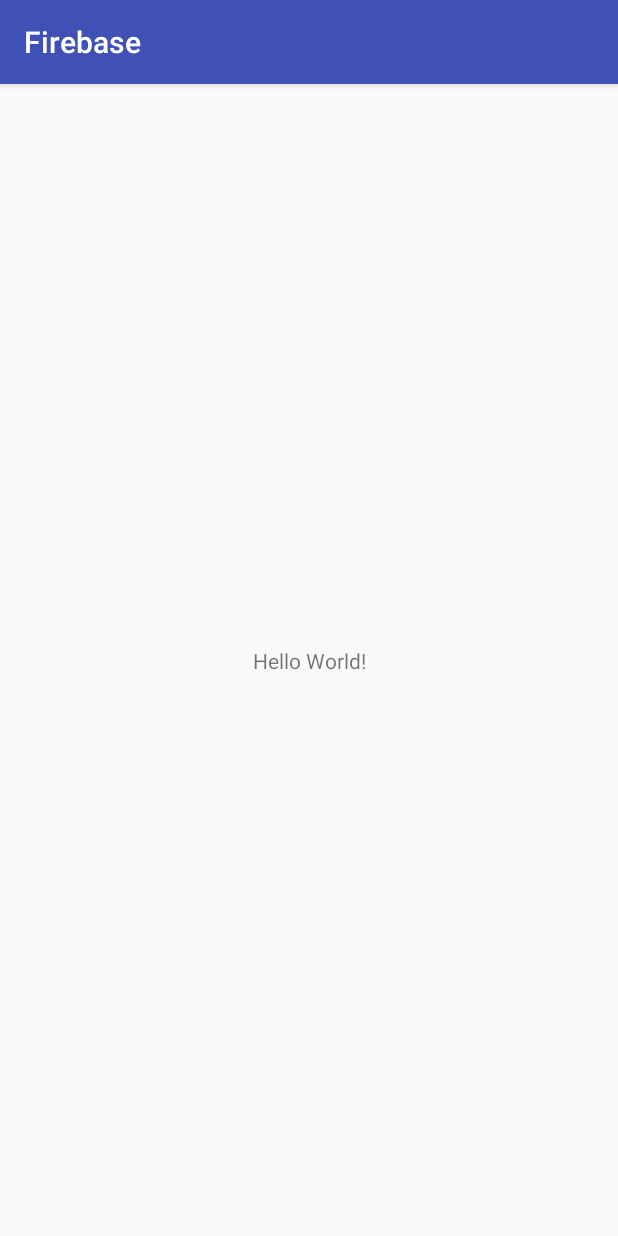
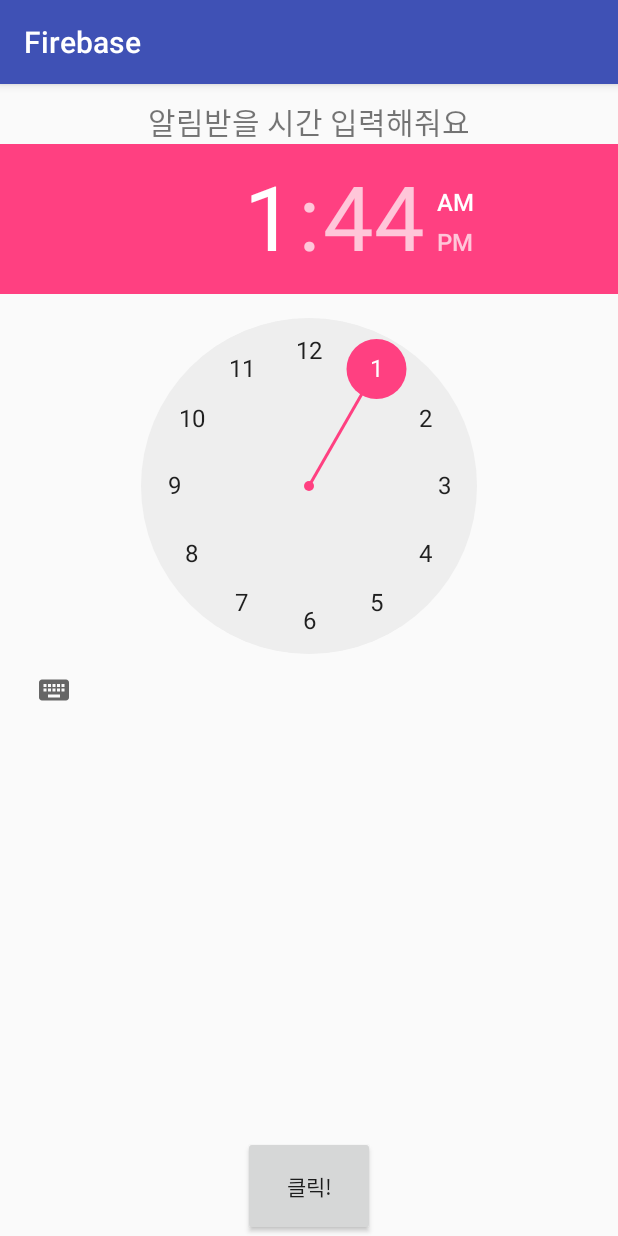
Before and after one commit to PaperEd/Polyglot, an Android app: the screen it shows after launch (MainActivity), on a phone screen of 412 x 824 dp. Run offline under Robolectric (Android 15) with nearby library versions, the phone set to English and light mode, and no system bars.

Commit message:
알람 기능 구현, 타임 픽커 추가
둘이 합치고, 서버 짜면 끝

```diff
--- a/Firebase/app/build.gradle
+++ b/Firebase/app/build.gradle
@@ -27,5 +27,6 @@
     compile 'com.android.support:appcompat-v7:26.+'
     compile 'com.android.support.constraint:constraint-layout:1.0.2'
     testCompile 'junit:junit:4.12'
+    compile 'com.google.firebase:firebase-messaging:10.0.1'
 }
 apply plugin: 'com.google.gms.google-services'
--- a/Firebase/app/src/main/java/compapered/httpsgithub/firebase/MainActivity.java
+++ b/Firebase/app/src/main/java/compapered/httpsgithub/firebase/MainActivity.java
@@ -1,13 +1,34 @@
 package compapered.httpsgithub.firebase;
 
+import android.os.Build;
+import android.os.Bundle;
+import android.support.annotation.RequiresApi;
 import android.support.v7.app.AppCompatActivity;
-import android.os.Bundle;
+import android.view.View;
+import android.widget.Button;
+import android.widget.TimePicker;
+import android.widget.Toast;
 
 public class MainActivity extends AppCompatActivity {
 
+    @RequiresApi(api = Build.VERSION_CODES.M)
     @Override
     protected void onCreate(Bundle savedInstanceState) {
         super.onCreate(savedInstanceState);
         setContentView(R.layout.activity_main);
+
+        Button setTImeClick = (Button)findViewById(R.id.setTimeClick);
+        setTImeClick.setOnClickListener(new View.OnClickListener() {
+            @Override
+            public void onClick(View view) {
+                TimePicker setTime = (TimePicker)findViewById(R.id.setTime);
+                int messagingHour;
+                int messagingMinute;
+                messagingHour = setTime.getHour();
+                messagingMinute = setTime.getMinute();
+                Toast.makeText(getBaseContext(),"실행 잘되요",Toast.LENGTH_LONG).show();
+            }
+        });
+
     }
 }
--- a/Firebase/app/src/main/res/layout/activity_main.xml
+++ b/Firebase/app/src/main/res/layout/activity_main.xml
@@ -1,18 +1,33 @@
 <?xml version="1.0" encoding="utf-8"?>
-<android.support.constraint.ConstraintLayout xmlns:android="http://schemas.android.com/apk/res/android"
+<LinearLayout xmlns:android="http://schemas.android.com/apk/res/android"
     xmlns:app="http://schemas.android.com/apk/res-auto"
     xmlns:tools="http://schemas.android.com/tools"
     android:layout_width="match_parent"
     android:layout_height="match_parent"
+    android:orientation="vertical"
     tools:context="compapered.httpsgithub.firebase.MainActivity">
 
     <TextView
         android:layout_width="wrap_content"
         android:layout_height="wrap_content"
-        android:text="Hello World!"
-        app:layout_constraintBottom_toBottomOf="parent"
-        app:layout_constraintLeft_toLeftOf="parent"
-        app:layout_constraintRight_toRightOf="parent"
-        app:layout_constraintTop_toTopOf="parent" />
+        android:layout_weight="0"
+        android:text="알림받을 시간 입력해줘요"
+        android:textSize="20sp"
+        android:layout_gravity="center_horizontal"
+        android:layout_marginTop="10dp"/>
 
-</android.support.constraint.ConstraintLayout>
+    <TimePicker
+        android:id="@+id/setTime"
+        android:layout_width="wrap_content"
+        android:layout_height="0dp"
+        android:layout_weight="10">
+
+    </TimePicker>
+    <Button
+        android:id="@+id/setTimeClick"
+        android:layout_gravity="center"
+        android:layout_weight="1"
+        android:layout_width="wrap_content"
+        android:layout_height="0dp"
+        android:text="클릭!"/>
+</LinearLayout>
```
Also changed, not shown: Firebase/app/src/main/AndroidManifest.xml (+14 -1 lines), Firebase/app/src/main/java/compapered/httpsgithub/firebase/FirebaseID.java (added, +21 -0 lines), Firebase/app/src/main/java/compapered/httpsgithub/firebase/FirebaseMessageReceive.java (added, +42 -0 lines).
